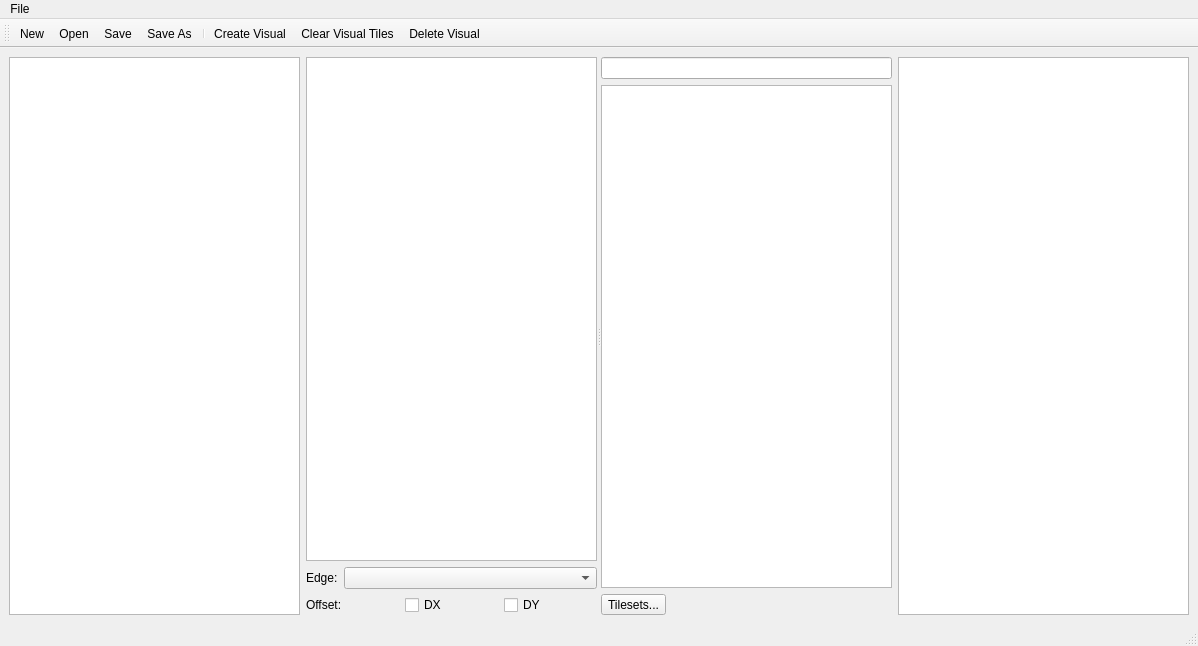
Before: the Qt Designer form src/tiled/tilerotationwindow.ui in timbaker/tiled, drawn with Qt 5.
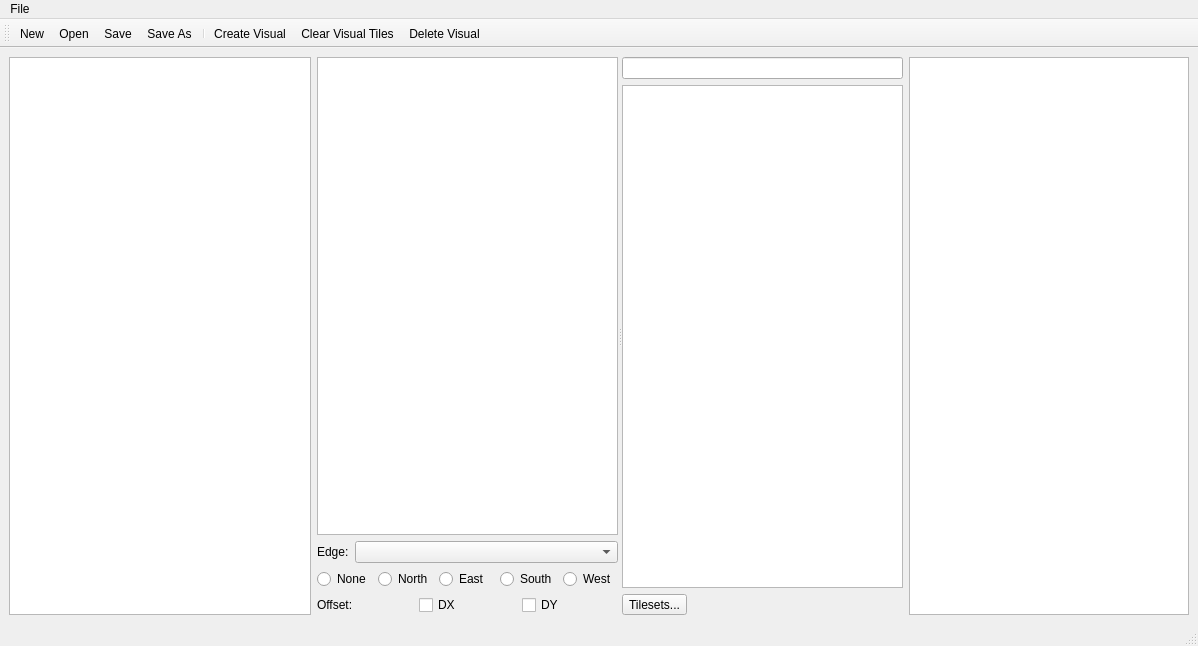
After: the same form once the commit is applied. Icons and pictures are not drawn. Custom widgets are drawn as their Qt base class.

What changed in the file:
```diff
--- a/src/tiled/tilerotationwindow.ui
+++ b/src/tiled/tilerotationwindow.ui
@@ -58,6 +58,45 @@
             </item>
            </layout>
           </item>
+          <item>
+           <layout class="QHBoxLayout" name="horizontalLayout">
+            <item>
+             <widget class="QRadioButton" name="radioEdgeNone">
+              <property name="text">
+               <string>None</string>
+              </property>
+             </widget>
+            </item>
+            <item>
+             <widget class="QRadioButton" name="radioEdgeN">
+              <property name="text">
+               <string>North</string>
+              </property>
+             </widget>
+            </item>
+            <item>
+             <widget class="QRadioButton" name="radioEdgeE">
+              <property name="text">
+               <string>East</string>
+              </property>
+             </widget>
+            </item>
+            <item>
+             <widget class="QRadioButton" name="radioEdgeS">
+              <property name="text">
+               <string>South</string>
+              </property>
+             </widget>
+            </item>
+            <item>
+             <widget class="QRadioButton" name="radioEdgeW">
+              <property name="text">
+               <string>West</string>
+              </property>
+             </widget>
+            </item>
+           </layout>
+          </item>
           <item>
            <layout class="QHBoxLayout" name="offsetLayout">
             <item>
```
